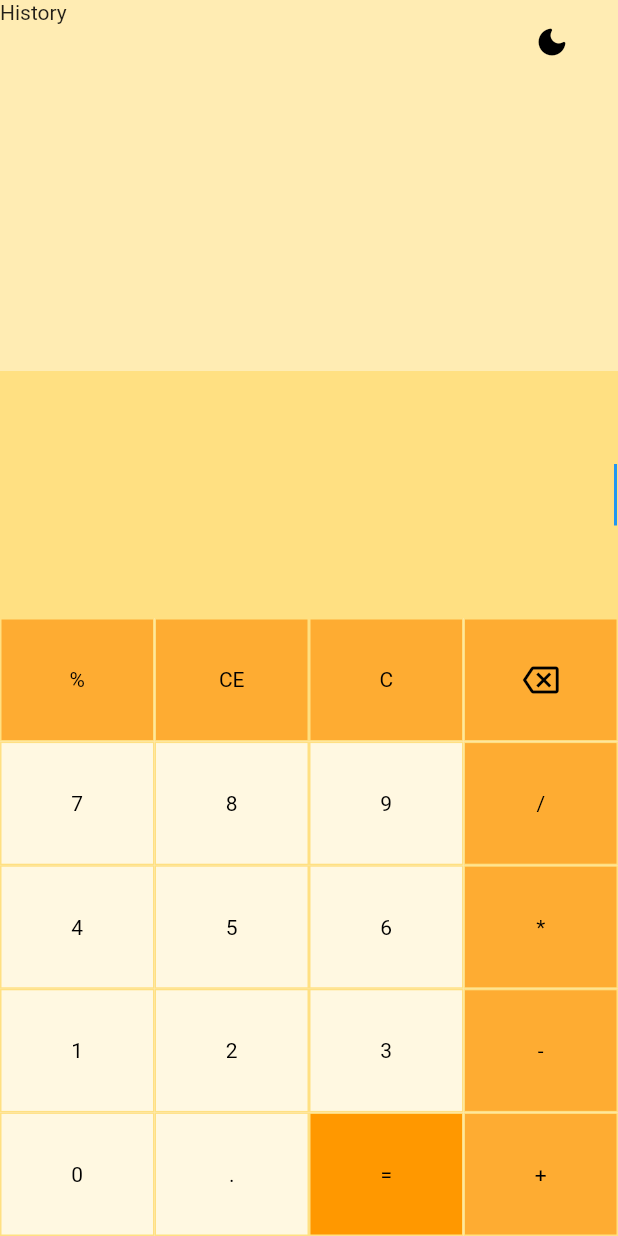
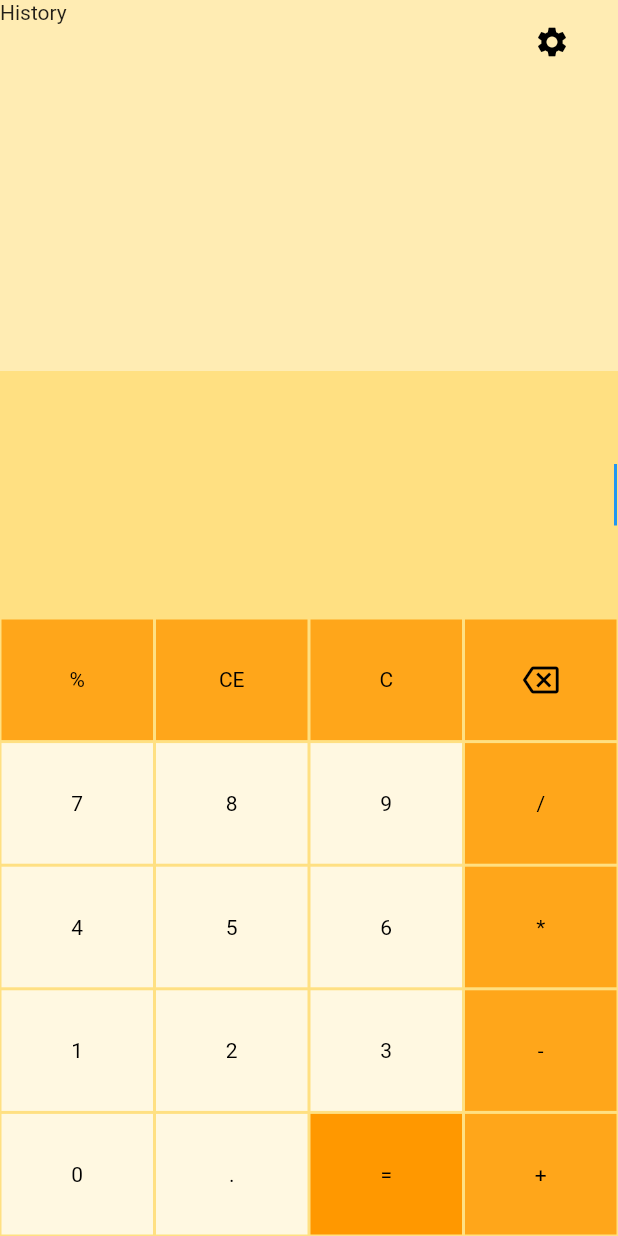
Before and after one commit to Le127/calculator_app, a Flutter app: the screen it shows after launch, on a phone screen of 412 x 824 dp. Run offline on Flutter 3.47's test engine with Material 2 defaults, Android fonts, the phone set to English and light mode, and no system bars; our stand-ins replace math_expressions.

Commit message:
settings

```diff
--- a/lib/main.dart
+++ b/lib/main.dart
@@ -3,13 +3,13 @@ import 'package:provider/provider.dart';
 
 import 'package:calculator_app/src/pages/calculator_page.dart';
 import 'package:calculator_app/src/models/expressionModel.dart';
-import 'package:calculator_app/src/models/theme_changer_model.dart';
+import 'package:calculator_app/src/models/settings_model.dart';
 
 void main() => runApp(
       MultiProvider(
         providers: [
           ChangeNotifierProvider(create: (_) => ExpressionModel()),
-          ChangeNotifierProvider(create: (_) => ThemeChangerModel()),
+          ChangeNotifierProvider(create: (_) => SettingsModel()),
         ],
         child: MyApp(),
       ),
--- a/lib/src/models/theme_changer_model.dart
+++ b/lib/src/models/settings_model.dart
@@ -1,7 +1,10 @@
 import 'package:flutter/material.dart';
 
-class ThemeChangerModel with ChangeNotifier {
+class SettingsModel with ChangeNotifier {
   bool _isDark = false;
+  bool _isOrange = true;
+  bool _isRounded = false;
+
   Color _textColor = Colors.black;
   Color _backgroundColor = Colors.amber.shade200;
   Color _historyBackgroundColor = Colors.amber.shade100;
@@ -10,6 +13,9 @@ class ThemeChangerModel with ChangeNotifier {
   Color _buttonEvaluateColor = Colors.orange;
 
   bool get isDark => this._isDark;
+  bool get isOrange => this._isOrange;
+  bool get isRounded => this._isRounded;
+
   Color get textColor => this._textColor;
   Color get backgroundColor => this._backgroundColor;
   Color get historyBackgroundColor => this._historyBackgroundColor;
@@ -23,21 +29,38 @@ class ThemeChangerModel with ChangeNotifier {
     notifyListeners();
   }
 
+  set isOrange(bool value) {
+    this._isOrange = value;
+    changeOrange(_isOrange);
+    notifyListeners();
+  }
+
+  set isRounded(bool value) {
+    this._isRounded = value;
+    notifyListeners();
+  }
+
   void changeColors(bool isDark) {
     if (isDark) {
       _textColor = Colors.white;
       _backgroundColor = Colors.grey.shade600;
       _historyBackgroundColor = Colors.grey.shade700;
       _buttonDefaultColor = Colors.grey.shade500;
-      _specialButtonsColor = Colors.orange.withOpacity(0.8);
-      _buttonEvaluateColor = Colors.orange;
     } else {
       _textColor = Colors.black;
       _backgroundColor = Colors.amber.shade200;
       _historyBackgroundColor = Colors.amber.shade100;
       _buttonDefaultColor = Colors.amber.shade50;
+    }
+  }
+
+  void changeOrange(bool isOrange) {
+    if (isOrange) {
       _specialButtonsColor = Colors.orange.withOpacity(0.8);
       _buttonEvaluateColor = Colors.orange;
+    } else {
+      _specialButtonsColor = Colors.green.withOpacity(0.8);
+      _buttonEvaluateColor = Colors.green;
     }
   }
 }
--- a/lib/src/widgets/buttons_pad.dart
+++ b/lib/src/widgets/buttons_pad.dart
@@ -2,7 +2,7 @@ import 'package:flutter/material.dart';
 import 'package:provider/provider.dart';
 
 import 'package:calculator_app/src/models/expressionModel.dart';
-import 'package:calculator_app/src/models/theme_changer_model.dart';
+import 'package:calculator_app/src/models/settings_model.dart';
 
 class ButtonDefault extends StatefulWidget {
   final String keyPad;
@@ -18,7 +18,8 @@ class _ButtonDefaultState extends State<ButtonDefault> {
   Widget build(BuildContext context) {
     final sizeButton = MediaQuery.of(context).size;
     final expressionModel = Provider.of<ExpressionModel>(context);
-    final color = Provider.of<ThemeChangerModel>(context);
+    final color = Provider.of<SettingsModel>(context);
+    final isRounded = Provider.of<SettingsModel>(context).isRounded;
 
     return GestureDetector(
       onTap: () {
@@ -29,6 +30,8 @@ class _ButtonDefaultState extends State<ButtonDefault> {
         height: sizeButton.height * 0.1,
         width: sizeButton.width * 0.25,
         decoration: BoxDecoration(
+          borderRadius:
+              isRounded ? BorderRadius.all(Radius.elliptical(15, 15)) : null,
           color: widget.color,
           border: Border.all(color: color.backgroundColor, width: 1.0),
         ),
@@ -53,7 +56,8 @@ class _ButtonEvaluateState extends State<ButtonEvaluate> {
   Widget build(BuildContext context) {
     final sizeButton = MediaQuery.of(context).size;
     final expressionModel = Provider.of<ExpressionModel>(context);
-    final color = Provider.of<ThemeChangerModel>(context);
+    final color = Provider.of<SettingsModel>(context);
+    final isRounded = Provider.of<SettingsModel>(context).isRounded;
 
     return GestureDetector(
       onTap: expressionModel.evaluate,
@@ -62,6 +66,8 @@ class _ButtonEvaluateState extends State<ButtonEvaluate> {
         height: sizeButton.height * 0.1,
         width: sizeButton.width * 0.25,
         decoration: BoxDecoration(
+           borderRadius:
+              isRounded ? BorderRadius.all(Radius.elliptical(15, 15)) : null,
           color: widget.color,
           border: Border.all(color: color.backgroundColor, width: 1.0),
         ),
@@ -85,7 +91,8 @@ class _ButtonCState extends State<ButtonC> {
   Widget build(BuildContext context) {
     final sizeButton = MediaQuery.of(context).size;
     final expressionModel = Provider.of<ExpressionModel>(context);
-    final color = Provider.of<ThemeChangerModel>(context);
+    final color = Provider.of<SettingsModel>(context);
+    final isRounded = Provider.of<SettingsModel>(context).isRounded;
 
     return GestureDetector(
       onTap: () {
@@ -96,6 +103,8 @@ class _ButtonCState extends State<ButtonC> {
         height: sizeButton.height * 0.1,
         width: sizeButton.width * 0.25,
         decoration: BoxDecoration(
+           borderRadius:
+              isRounded ? BorderRadius.all(Radius.elliptical(15, 15)) : null,
           color: widget.color,
           border: Border.all(color: color.backgroundColor, width: 1.0),
         ),
@@ -121,7 +130,8 @@ class _ButtonBackspaceState extends State<ButtonBackspace> {
   Widget build(BuildContext context) {
     final sizeButton = MediaQuery.of(context).size;
     final expressionModel = Provider.of<ExpressionModel>(context);
-    final color = Provider.of<ThemeChangerModel>(context);
+    final color = Provider.of<SettingsModel>(context);
+    final isRounded = Provider.of<SettingsModel>(context).isRounded;
 
     return GestureDetector(
       onTap: () {
@@ -135,13 +145,12 @@ class _ButtonBackspaceState extends State<ButtonBackspace> {
         height: sizeButton.height * 0.1,
         width: sizeButton.width * 0.25,
         decoration: BoxDecoration(
+           borderRadius:
+              isRounded ? BorderRadius.all(Radius.elliptical(15, 15)) : null,
           color: widget.color,
           border: Border.all(color: color.backgroundColor, width: 1.0),
         ),
-        child: Icon(
-          Icons.backspace_outlined,
-          color: color.textColor
-        ),
+        child: Icon(Icons.backspace_outlined, color: color.textColor),
       ),
     );
   }
--- a/lib/src/widgets/display.dart
+++ b/lib/src/widgets/display.dart
@@ -2,7 +2,7 @@ import 'package:flutter/material.dart';
 import 'package:provider/provider.dart';
 
 import 'package:calculator_app/src/models/expressionModel.dart';
-import 'package:calculator_app/src/models/theme_changer_model.dart';
+import 'package:calculator_app/src/models/settings_model.dart';
 
 class Display extends StatelessWidget {
   @override
@@ -10,7 +10,7 @@ class Display extends StatelessWidget {
     final size = MediaQuery.of(context).size;
     final expressionModel = Provider.of<ExpressionModel>(context);
     final _controller = Provider.of<ExpressionModel>(context).controller;
-    final color = Provider.of<ThemeChangerModel>(context);
+    final color = Provider.of<SettingsModel>(context);
 
     return Container(
       height: size.height * 0.2,
--- a/lib/src/widgets/history.dart
+++ b/lib/src/widgets/history.dart
@@ -1,7 +1,7 @@
 import 'package:flutter/material.dart';
 import 'package:provider/provider.dart';
 
-import 'package:calculator_app/src/models/theme_changer_model.dart';
+import 'package:calculator_app/src/models/settings_model.dart';
 
 class History extends StatelessWidget {
   const History({Key? key}) : super(key: key);
@@ -9,7 +9,7 @@ class History extends StatelessWidget {
   @override
   Widget build(BuildContext context) {
     final size = MediaQuery.of(context).size;
-    final color = Provider.of<ThemeChangerModel>(context);
+    final color = Provider.of<SettingsModel>(context);
 
     return Container(
       height: size.height * 0.3,
--- a/lib/src/widgets/pad.dart
+++ b/lib/src/widgets/pad.dart
@@ -1,18 +1,19 @@
 import 'package:flutter/material.dart';
 import 'package:provider/provider.dart';
 
-import 'package:calculator_app/src/models/theme_changer_model.dart';
+import 'package:calculator_app/src/models/settings_model.dart';
 import 'package:calculator_app/src/widgets/buttons_pad.dart';
 
 class Pad extends StatelessWidget {
   @override
   Widget build(BuildContext context) {
     final size = MediaQuery.of(context).size;
-    final color = Provider.of<ThemeChangerModel>(context);
+    final color = Provider.of<SettingsModel>(context);
 
     return Container(
       height: size.height * 0.5,
       width: size.width,
+      color: color.backgroundColor,
       child: Column(
         children: [
           Row(
@@ -52,7 +53,7 @@ class Pad extends StatelessWidget {
               ButtonDefault("0", color: color.buttonDefaultColor),
               ButtonDefault(".", color: color.buttonDefaultColor),
               ButtonEvaluate(color: color.buttonEvaluateColor),
-              ButtonDefault("+", color: Colors.orange.withOpacity(0.8))
+              ButtonDefault("+", color: color.specialButtonsColor)
             ],
           ),
         ],
```
Also changed, not shown: lib/src/pages/calculator_page.dart (+79 -14 lines).
